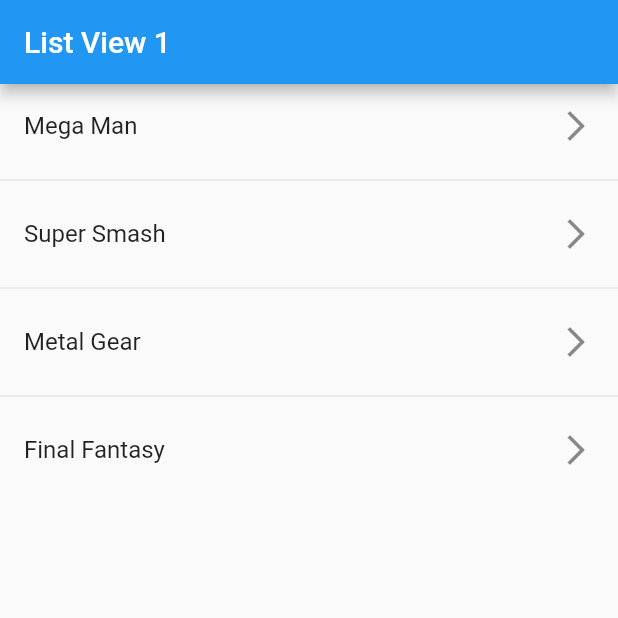
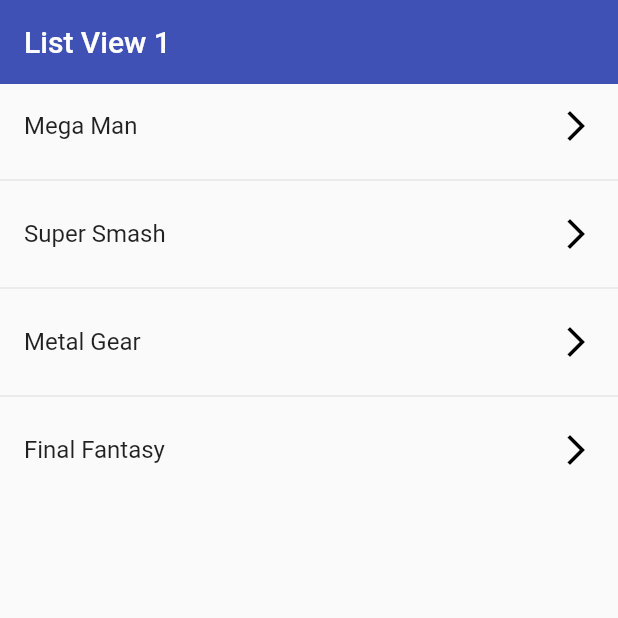
Before and after one commit to FrancoPagnotta/Flutter_Components, a Flutter app: the screen it shows after launch, on a phone screen of 412 x 824 dp, the top half of it. Run offline on Flutter 3.47's test engine with Material 2 defaults, Android fonts, the phone set to English and light mode, and no system bars.

Commit message:
styles(list view 2): add styles to list view widget

```diff
--- a/lib/screens/listview2_screen.dart
+++ b/lib/screens/listview2_screen.dart
@@ -15,12 +15,21 @@ class ListView2Screen extends StatelessWidget {
     return Scaffold(
       appBar: AppBar(
         title: const Text('List View 1'),
+        elevation: 0,
+        backgroundColor: Colors.indigo,
       ),
       body: ListView.separated(
         itemCount: options.length,
         itemBuilder: ((context, index) => ListTile(
               title: Text(options[index]),
-              trailing: const Icon(Icons.arrow_forward_ios),
+              trailing: const Icon(
+                Icons.arrow_forward_ios,
+                color: Colors.black,
+              ),
+              onTap: () {
+                final game = options[index];
+                print(game);
+              },
             )),
         separatorBuilder: (_, __) => const Divider(),
       ),
```
